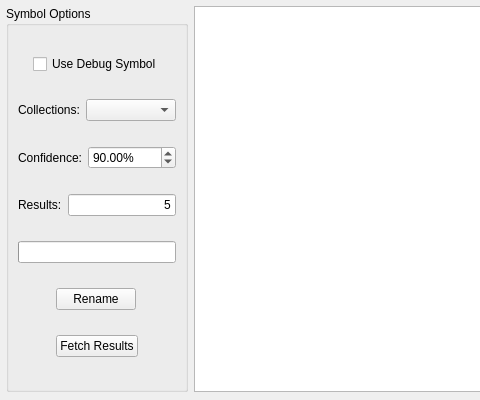
Before: the Qt Designer form revengai/ui/function_simularity_panel.ui in RevEngAI/reai-ida, drawn with Qt 5; both pictures show x 0 to 480 and y 0 to 400 of the 800 by 400 pixel window.
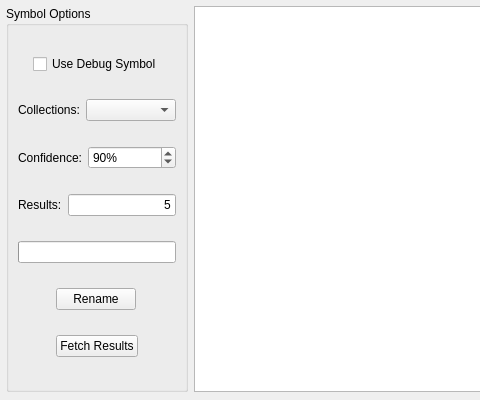
After: the same form once the commit is applied.

Diff of the .ui file:
```diff
--- a/revengai/ui/function_simularity_panel.ui
+++ b/revengai/ui/function_simularity_panel.ui
@@ -120,8 +120,11 @@
           <property name="suffix">
            <string>%</string>
           </property>
+          <property name="decimals">
+           <number>0</number>
+          </property>
           <property name="value">
-           <double>90.00</double>
+           <double>90.000000000000000</double>
           </property>
          </widget>
         </item>
```
Left out of the diff: 3 changed lines with no effect on the pictures.
